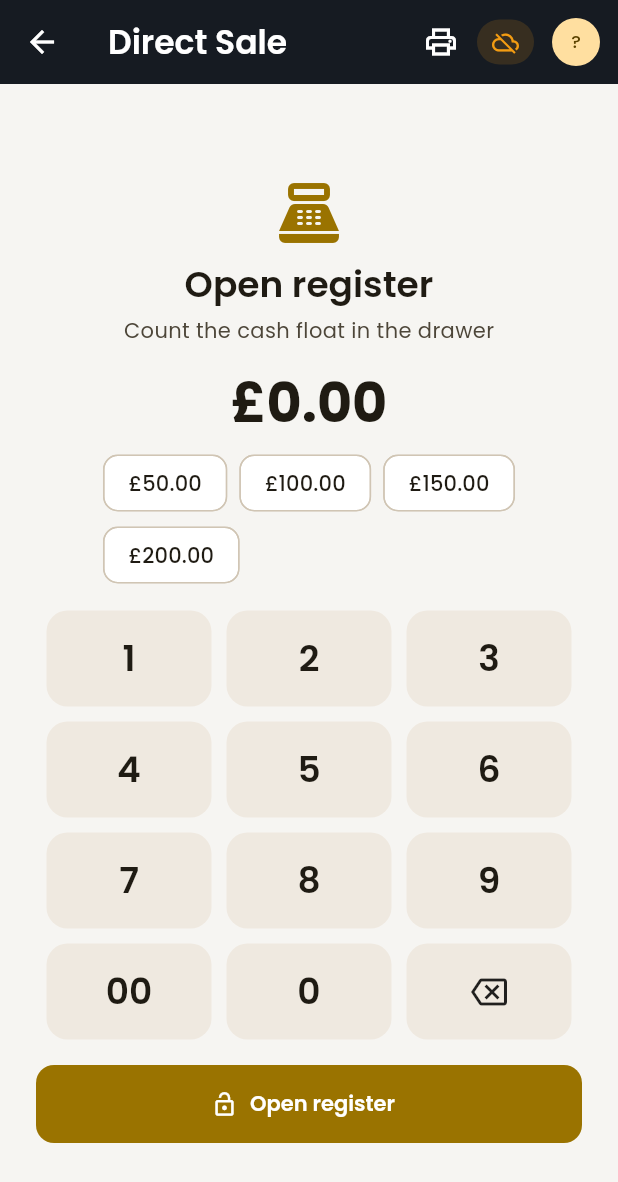
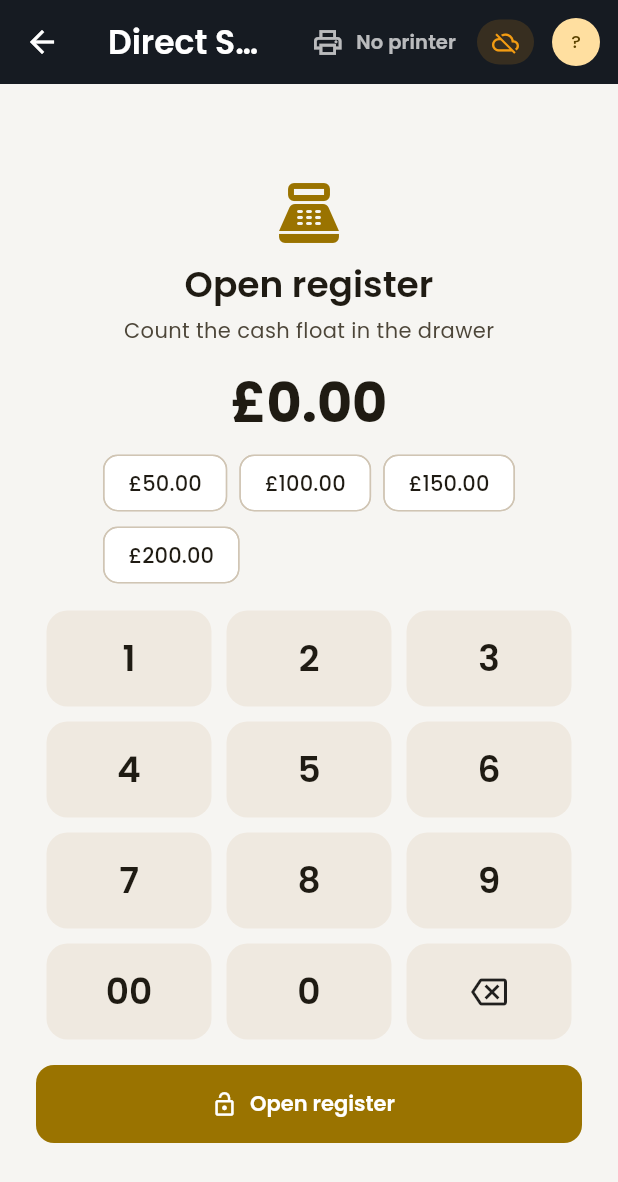
Before and after one commit to ImAadarsh/epos-zaam, a Flutter app: the DirectSaleScreen screen opened directly, on a phone screen of 412 x 824 dp. Shown: the top 1182 px of the screen. Run offline on Flutter 3.47's test engine with Material 3 defaults, Android fonts, the phone set to English and light mode, and no system bars; our stand-ins replace audioplayers, dio, flutter_riverpod, google_fonts, pdf, printing and 3 more; missing offline and left inert: dart:js_interop, dart:ui_web, mobile_scanner; network calls fail.

Commit message:
fix(epos): restore cash tender body and Direct Sale printer status
Wide cash dialog collapsed to an empty body because Flexible inside a min-height Column got zero height on Flutter web; drop flex/Spacer and keep the single-row amount layout. Surface printer ready/no-printer in the Direct Sale AppBar and auto-reconnect saved USB on open.

Co-authored-by: Cursor <cursoragent@cursor.com>

```diff
--- a/lib/features/dsale/direct_sale_screen.dart
+++ b/lib/features/dsale/direct_sale_screen.dart
@@ -4,13 +4,16 @@ import 'package:flutter_riverpod/flutter_riverpod.dart';
 import 'package:intl/intl.dart';
 
 import '../../core/audio/till_click.dart';
+import '../../core/hardware/printer/printer_service.dart';
 import '../../core/security/permissions.dart';
 import '../../core/theme/app_theme.dart';
 import '../../core/utils/money.dart';
 import '../../core/widgets/dialogs.dart';
 import '../../core/widgets/manager_override.dart';
 import '../../data/models/sale.dart';
+import '../../data/models/settings.dart';
 import '../../data/repositories/sales_repository.dart';
+import '../../data/repositories/settings_repository.dart';
 import '../../data/repositories/shift_repository.dart';
 import '../register/open_register_card.dart';
 import '../shell/app_shell.dart';
@@ -38,8 +41,27 @@ class _DirectSaleScreenState extends ConsumerState<DirectSaleScreen> {
   bool _busy = false;
   String? _flash;
   bool _flashError = false;
+  /// Bumps when USB reconnect / dialog closes so AppBar printer chip refreshes.
+  int _printerTick = 0;
 
   int get _pence => int.tryParse(_digits) ?? 0;
+
+  @override
+  void initState() {
+    super.initState();
+    // WebUSB drops the live handle on reload; re-open the saved device so the
+    // header / dialog show the previously paired printer again.
+    Future.microtask(_restorePrinterSession);
+  }
+
+  Future<void> _restorePrinterSession() async {
+    final s = ref.read(settingsProvider);
+    if (s.printerType != PrinterType.usb || s.usbVendorId == 0) return;
+    final printer = ref.read(printerServiceProvider);
+    if (printer.usbIsConnected) return;
+    await printer.reconnectUsbPrinter();
+    if (mounted) setState(() => _printerTick++);
+  }
 
   String get _display => (_pence / 100).toStringAsFixed(2);
 
@@ -226,14 +248,33 @@ class _DirectSaleScreenState extends ConsumerState<DirectSaleScreen> {
     ref.read(shellTabProvider.notifier).go(0);
   }
 
+  bool _printerReady(PosSettings s, PrinterService printer) {
+    switch (s.printerType) {
+      case PrinterType.none:
+        return false;
+      case PrinterType.usb:
+        return printer.usbIsConnected || s.usbVendorId != 0;
+      case PrinterType.network:
+        return s.printerHost.trim().isNotEmpty;
+      case PrinterType.system:
+      case PrinterType.bluetooth:
+        return true;
+    }
+  }
+
   @override
   Widget build(BuildContext context) {
     final shift = ref.watch(shiftProvider);
     // Rebuild when local sales change so the left list + last-receipt label stay live.
     ref.watch(localSalesProvider);
+    final settings = ref.watch(settingsProvider);
+    // Keep analyzer/lints happy: tick is only used to force rebuild after reconnect.
+    final _ = _printerTick;
     final recent = ref.read(dSaleServiceProvider).recentSales(limit: 10);
     final lastPrintable = recent.isNotEmpty ? recent.first : null;
     final theme = Theme.of(context);
+    final printer = ref.read(printerServiceProvider);
+    final printerReady = _printerReady(settings, printer);
 
     final appBar = AppBar(
       leading: IconButton(
@@ -242,14 +283,40 @@ class _DirectSaleScreenState extends ConsumerState<DirectSaleScreen> {
         onPressed: _backToModules,
       ),
       title: const Text('Direct Sale'),
+      actionsIconTheme: const IconThemeData(color: Colors.white),
       actions: [
-        IconButton(
-          tooltip: 'Printer',
-          icon: const Icon(Icons.print_outlined),
-          onPressed: () {
-            _click();
-            showPrinterConnectDialog(context);
-          },
+        Padding(
+          padding: const EdgeInsets.only(right: 4),
+          child: Tooltip(
+            message: printerReady
+                ? 'Printer connected — tap to manage'
+                : 'Printer not connected — tap to connect',
+            child: TextButton.icon(
+              onPressed: () async {
+                _click();
+                await showPrinterConnectDialog(context);
+                if (mounted) setState(() => _printerTick++);
+              },
+              icon: Icon(
+                printerReady ? Icons.print : Icons.print_outlined,
+                color: printerReady ? ZaamColors.green : Colors.white70,
+                size: 22,
+              ),
+              label: Text(
+                printerReady ? 'Printer' : 'No printer',
+                style: TextStyle(
+                  color: printerReady ? ZaamColors.green : Colors.white70,
+                  fontWeight: FontWeight.w600,
+                  fontSize: 13,
+                ),
+              ),
+              style: TextButton.styleFrom(
+                foregroundColor: Colors.white,
+                padding: const EdgeInsets.symmetric(horizontal: 10, vertical: 8),
+                minimumSize: const Size(0, 40),
+              ),
+            ),
+          ),
         ),
         const ShellStatusActions(),
       ],
```
Also changed, not shown: lib/features/dsale/printer_connect_dialog.dart (+58 -1 lines), lib/features/sell/widgets/cash_notes.dart (+13 -14 lines).
